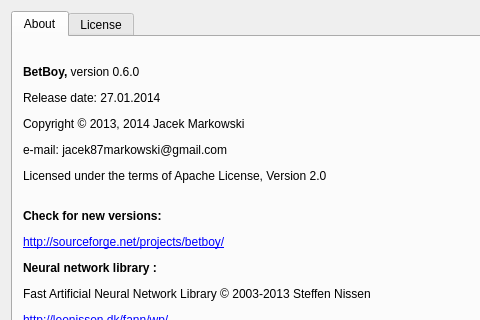
This is data/ui/about.ui in jacek-markowski/BetBoy as Qt 5 draws it before an edit; both pictures show x 0 to 480 and y 0 to 320 of the 593 by 598 pixel window. The edited form follows.
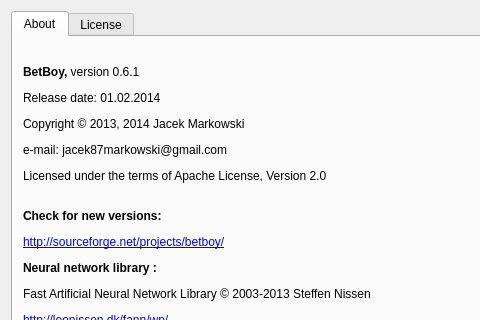
This is the edited form.

Diff of the .ui file:
```diff
--- a/data/ui/about.ui
+++ b/data/ui/about.ui
@@ -39,7 +39,7 @@
         </rect>
        </property>
        <property name="text">
-        <string>&lt;html&gt;&lt;head/&gt;&lt;body&gt;&lt;p&gt;&lt;span style=&quot; font-weight:600;&quot;&gt;BetBoy, &lt;/span&gt;version 0.6.0&lt;/p&gt;&lt;p&gt;Release date: 27.01.2014&lt;/p&gt;&lt;p&gt;Copyright © 2013, 2014 Jacek Markowski&lt;/p&gt;&lt;p&gt;e-mail: jacek87markowski@gmail.com&lt;/p&gt;&lt;p&gt;Licensed under the terms of Apache License, Version 2.0&lt;/p&gt;&lt;p&gt;&lt;br/&gt;&lt;span style=&quot; font-weight:600;&quot;&gt;Check for new versions:&lt;/span&gt;&lt;/p&gt;&lt;p&gt;&lt;a href=&quot;http://sourceforge.net/projects/betboy/&quot;&gt;&lt;span style=&quot; text-decoration: underline; color:#0000ff;&quot;&gt;http://sourceforge.net/projects/betboy/&lt;/span&gt;&lt;/a&gt;&lt;/p&gt;&lt;p&gt;&lt;span style=&quot; font-weight:600;&quot;&gt;Neural network library :&lt;/span&gt;&lt;/p&gt;&lt;p&gt;Fast Artificial Neural Network Library © 2003-2013 Steffen Nissen&lt;/p&gt;&lt;p&gt;&lt;a href=&quot;http://leenissen.dk/fann/wp/&quot;&gt;&lt;span style=&quot; text-decoration: underline; color:#0000ff;&quot;&gt;http://leenissen.dk/fann/wp/&lt;/span&gt;&lt;/a&gt;&lt;/p&gt;&lt;p&gt;&lt;span style=&quot; font-weight:600;&quot;&gt;Icons: &lt;/span&gt;&lt;/p&gt;&lt;p&gt;Crystal Project Icons © 2006-2007 Everaldo Coelho &lt;/p&gt;&lt;/body&gt;&lt;/html&gt;</string>
+        <string>&lt;html&gt;&lt;head/&gt;&lt;body&gt;&lt;p&gt;&lt;span style=&quot; font-weight:600;&quot;&gt;BetBoy, &lt;/span&gt;version 0.6.1&lt;/p&gt;&lt;p&gt;Release date: 01.02.2014&lt;/p&gt;&lt;p&gt;Copyright © 2013, 2014 Jacek Markowski&lt;/p&gt;&lt;p&gt;e-mail: jacek87markowski@gmail.com&lt;/p&gt;&lt;p&gt;Licensed under the terms of Apache License, Version 2.0&lt;/p&gt;&lt;p&gt;&lt;br/&gt;&lt;span style=&quot; font-weight:600;&quot;&gt;Check for new versions:&lt;/span&gt;&lt;/p&gt;&lt;p&gt;&lt;a href=&quot;http://sourceforge.net/projects/betboy/&quot;&gt;&lt;span style=&quot; text-decoration: underline; color:#0000ff;&quot;&gt;http://sourceforge.net/projects/betboy/&lt;/span&gt;&lt;/a&gt;&lt;/p&gt;&lt;p&gt;&lt;span style=&quot; font-weight:600;&quot;&gt;Neural network library :&lt;/span&gt;&lt;/p&gt;&lt;p&gt;Fast Artificial Neural Network Library © 2003-2013 Steffen Nissen&lt;/p&gt;&lt;p&gt;&lt;a href=&quot;http://leenissen.dk/fann/wp/&quot;&gt;&lt;span style=&quot; text-decoration: underline; color:#0000ff;&quot;&gt;http://leenissen.dk/fann/wp/&lt;/span&gt;&lt;/a&gt;&lt;/p&gt;&lt;p&gt;&lt;span style=&quot; font-weight:600;&quot;&gt;Icons: &lt;/span&gt;&lt;/p&gt;&lt;p&gt;Crystal Project Icons © 2006-2007 Everaldo Coelho &lt;/p&gt;&lt;/body&gt;&lt;/html&gt;</string>
        </property>
        <property name="openExternalLinks">
         <bool>true</bool>
```
